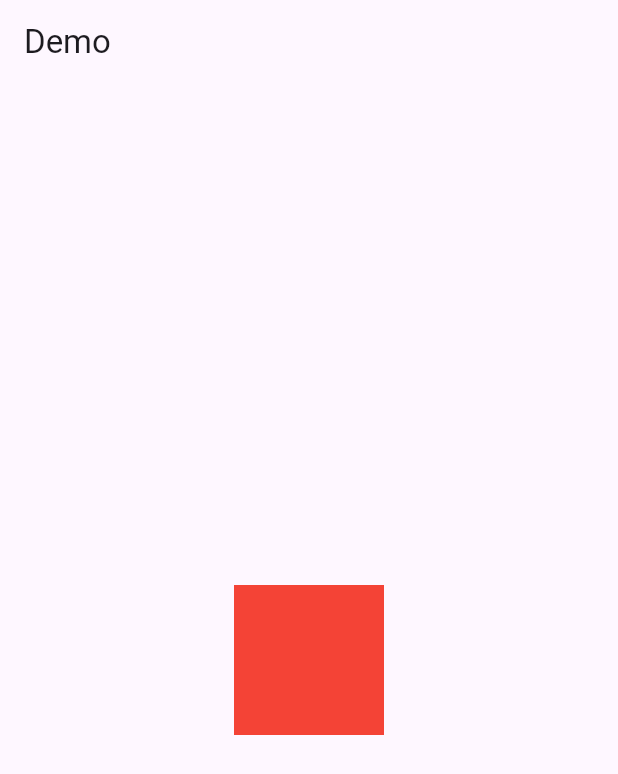
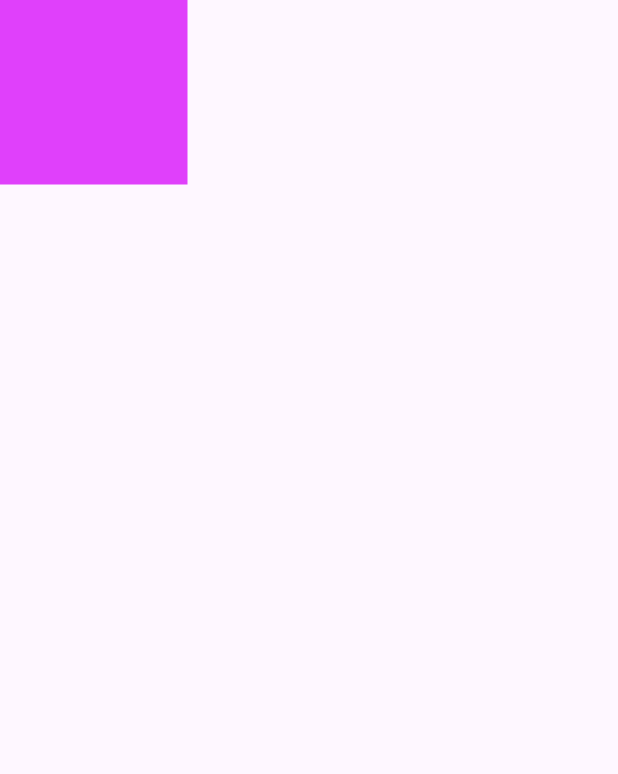
Before and after one commit to sujal-jadhav012/CodeXFlutter, a Flutter app: the screen it shows after launch, on a phone screen of 412 x 824 dp. Shown: the top 774 px of the screen. Run offline on Flutter 3.47's test engine with Material 3 defaults, Android fonts, the light colour scheme and no system bars.

Commit message:
Assingment 3 is done

```diff
--- /dev/null
+++ b/practical_1/lib/Assingment3.dart
@@ -0,0 +1,16 @@
+import 'package:flutter/material.dart';
+
+class Assingment3 extends StatelessWidget {
+  const Assingment3({super.key});
+
+  @override
+  Widget build(BuildContext context) {
+    return Scaffold(
+      body: Container(
+        color: Colors.purpleAccent,
+        height: 123,
+        width: 125,
+      ),
+    );
+  }
+}
--- a/practical_1/lib/main.dart
+++ b/practical_1/lib/main.dart
@@ -1,6 +1,7 @@
 import 'package:flutter/material.dart';
 import 'package:practical_1/Assingment1.dart';
 import 'package:practical_1/Assingment2.dart';
+import 'package:practical_1/Assingment3.dart';
 
 void main() {
   runApp(const MyApp());
@@ -14,7 +15,7 @@
   Widget build(BuildContext context) {
     return MaterialApp(
 
-      home:Assingment2(),
+      home:Assingment3(),
     );
   }
 }
```
